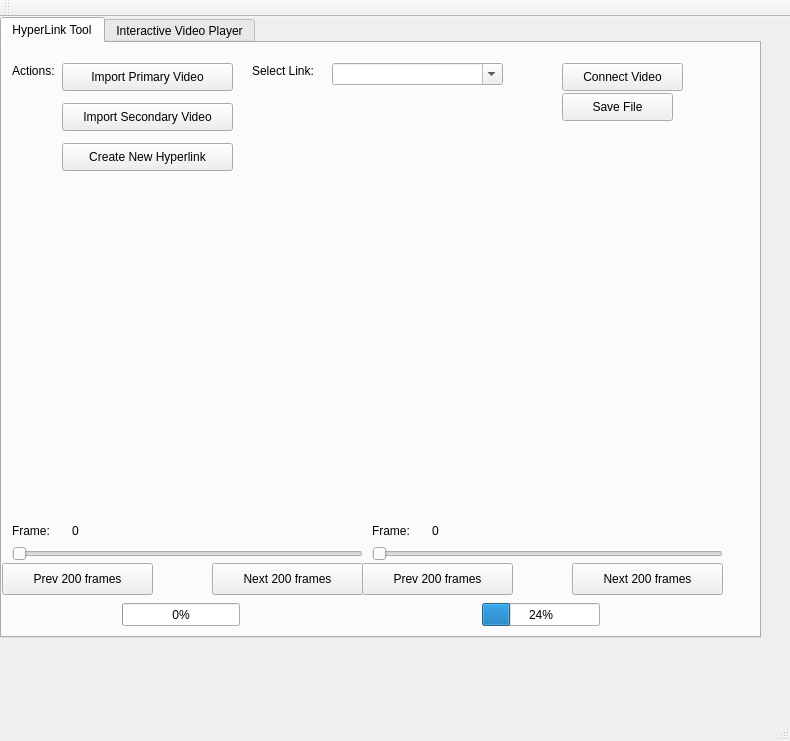
willgoishi/CSCI576HypermediaProject, file mainwindow.ui: the form before one commit.
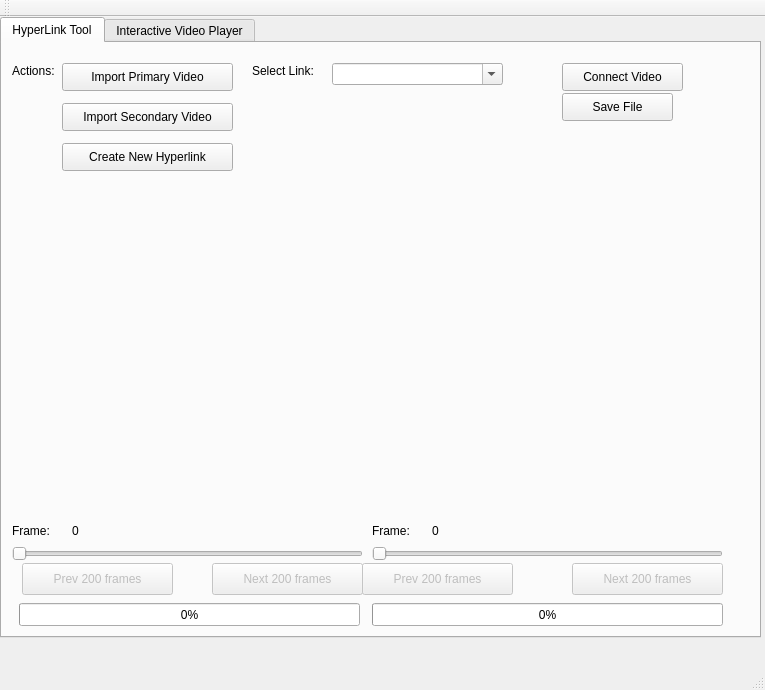
The form after the commit.

```diff
--- a/mainwindow.ui
+++ b/mainwindow.ui
@@ -6,8 +6,8 @@
    <rect>
     <x>0</x>
     <y>0</y>
-    <width>790</width>
-    <height>741</height>
+    <width>765</width>
+    <height>690</height>
    </rect>
   </property>
   <property name="windowTitle">
@@ -153,22 +153,6 @@
        <enum>Qt::Horizontal</enum>
       </property>
      </widget>
-     <widget class="QSlider" name="horizontalSliderRight">
-      <property name="geometry">
-       <rect>
-        <x>370</x>
-        <y>500</y>
-        <width>351</width>
-        <height>22</height>
-       </rect>
-      </property>
-      <property name="maximum">
-       <number>200</number>
-      </property>
-      <property name="orientation">
-       <enum>Qt::Horizontal</enum>
-      </property>
-     </widget>
      <widget class="QLabel" name="frameLabelLeft">
       <property name="geometry">
        <rect>
@@ -222,9 +206,12 @@
       </property>
      </widget>
      <widget class="QPushButton" name="primaryPrevFramesButton">
+      <property name="enabled">
+       <bool>false</bool>
+      </property>
       <property name="geometry">
        <rect>
-        <x>0</x>
+        <x>20</x>
         <y>520</y>
         <width>151</width>
         <height>32</height>
@@ -235,6 +222,9 @@
       </property>
      </widget>
      <widget class="QPushButton" name="primaryNextFramesButton">
+      <property name="enabled">
+       <bool>false</bool>
+      </property>
       <property name="geometry">
        <rect>
         <x>210</x>
@@ -250,9 +240,9 @@
      <widget class="QProgressBar" name="primaryVideoProgressBar">
       <property name="geometry">
        <rect>
-        <x>120</x>
+        <x>17</x>
         <y>560</y>
-        <width>118</width>
+        <width>341</width>
         <height>23</height>
        </rect>
       </property>
@@ -264,6 +254,9 @@
       </property>
      </widget>
      <widget class="QPushButton" name="secondaryPrevFramesButton">
+      <property name="enabled">
+       <bool>false</bool>
+      </property>
       <property name="geometry">
        <rect>
         <x>360</x>
@@ -277,6 +270,9 @@
       </property>
      </widget>
      <widget class="QPushButton" name="secondaryNextFramesButton">
+      <property name="enabled">
+       <bool>false</bool>
+      </property>
       <property name="geometry">
        <rect>
         <x>570</x>
@@ -292,14 +288,33 @@
      <widget class="QProgressBar" name="secondaryVideoProgressBar">
       <property name="geometry">
        <rect>
-        <x>480</x>
+        <x>370</x>
         <y>560</y>
-        <width>118</width>
+        <width>351</width>
         <height>23</height>
        </rect>
       </property>
+      <property name="maximum">
+       <number>9000</number>
+      </property>
       <property name="value">
-       <number>24</number>
+       <number>0</number>
+      </property>
+     </widget>
+     <widget class="QSlider" name="horizontalSliderRight">
+      <property name="geometry">
+       <rect>
+        <x>370</x>
+        <y>500</y>
+        <width>351</width>
+        <height>22</height>
+       </rect>
+      </property>
+      <property name="maximum">
+       <number>9000</number>
+      </property>
+      <property name="orientation">
+       <enum>Qt::Horizontal</enum>
       </property>
      </widget>
     </widget>
```
Left out of the diff: 2 changed lines with no effect on the pictures.
